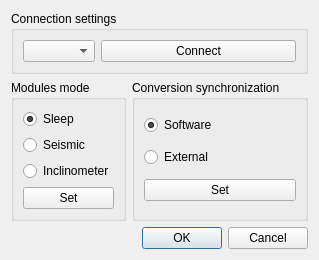
First picture: the form in settingsdialog.ui, repository stepankuzmin/mole, before the edit.
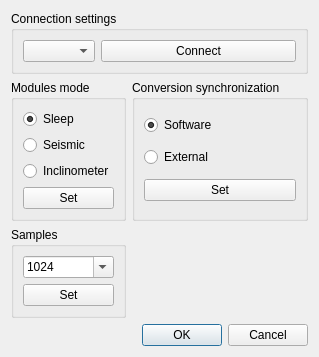
Second picture: the form after the edit.

Patch:
```diff
--- a/settingsdialog.ui
+++ b/settingsdialog.ui
@@ -7,7 +7,7 @@
     <x>0</x>
     <y>0</y>
     <width>281</width>
-    <height>249</height>
+    <height>341</height>
    </rect>
   </property>
   <property name="windowTitle">
@@ -114,6 +114,39 @@
        </layout>
       </widget>
      </item>
+     <item row="1" column="0">
+      <widget class="QGroupBox" name="samplesGroupBox">
+       <property name="title">
+        <string>Samples</string>
+       </property>
+       <layout class="QVBoxLayout" name="verticalLayout_3">
+        <item>
+         <widget class="QComboBox" name="samplesComboBox">
+          <property name="editable">
+           <bool>true</bool>
+          </property>
+          <item>
+           <property name="text">
+            <string>1024</string>
+           </property>
+          </item>
+          <item>
+           <property name="text">
+            <string>2048</string>
+           </property>
+          </item>
+         </widget>
+        </item>
+        <item>
+         <widget class="QPushButton" name="setSamplesSizePushButton">
+          <property name="text">
+           <string>Set</string>
+          </property>
+         </widget>
+        </item>
+       </layout>
+      </widget>
+     </item>
     </layout>
    </item>
    <item>
```
